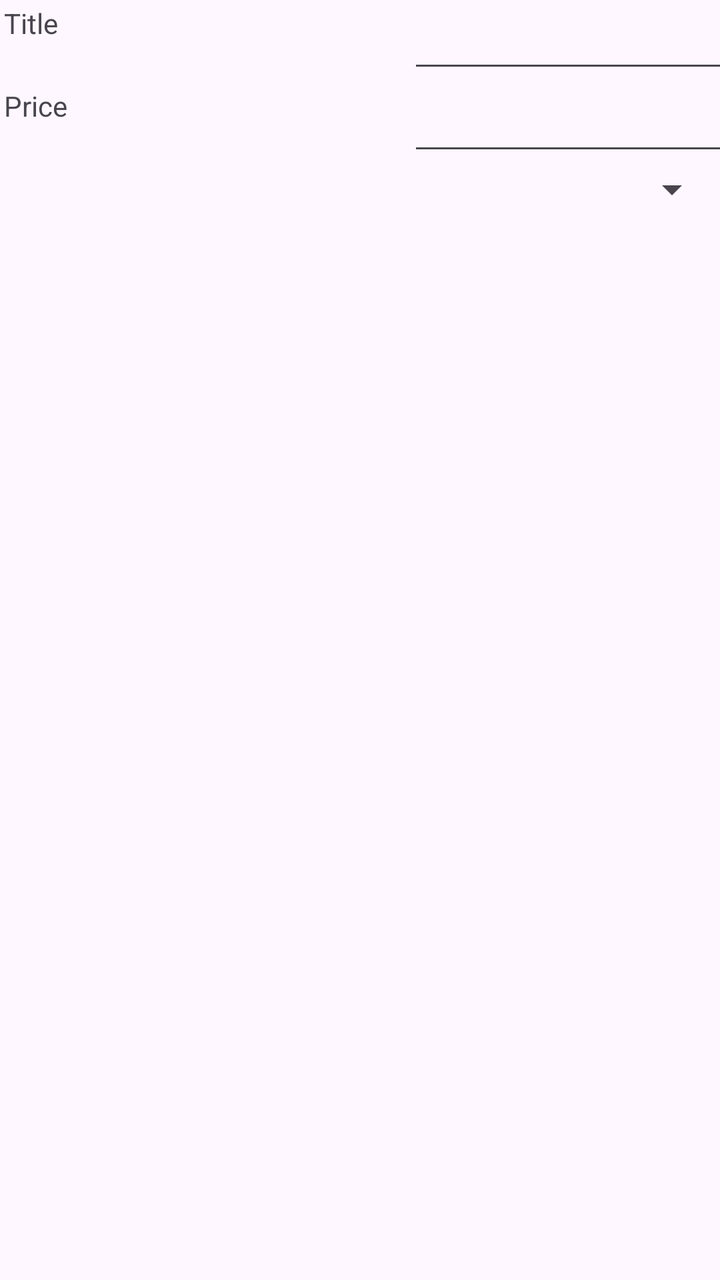
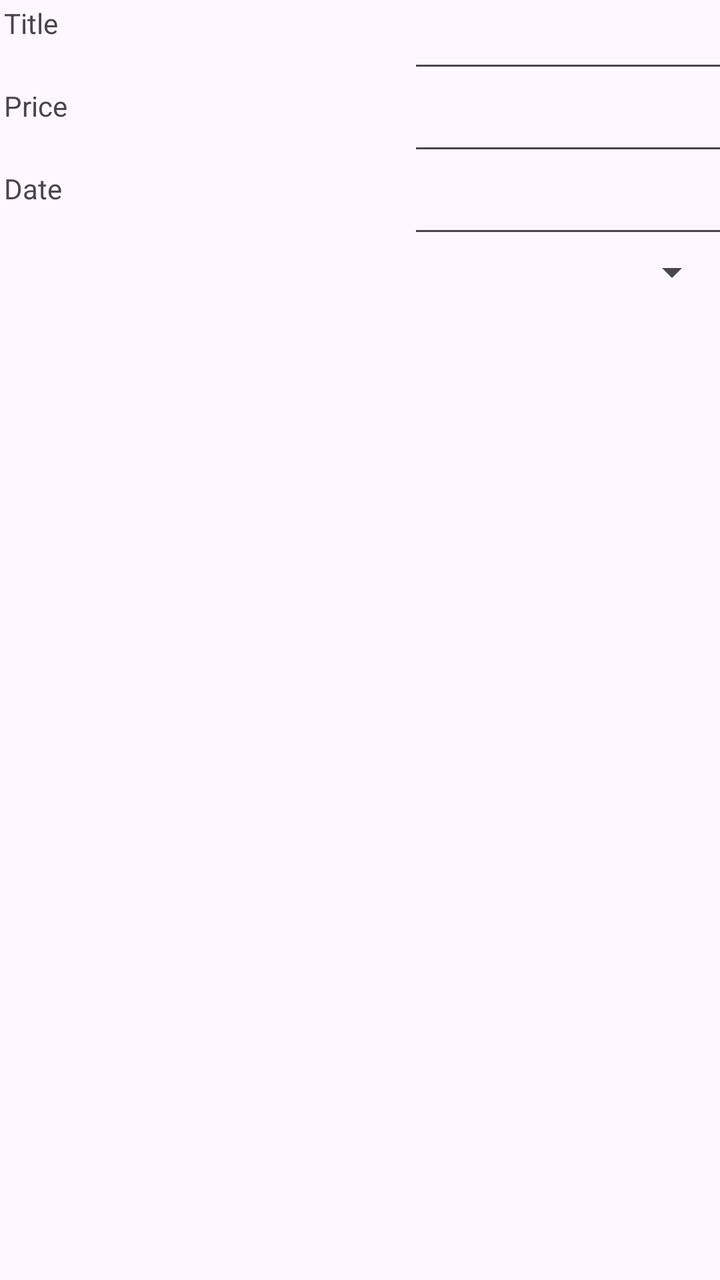

Compare the two renders of this Android layout. The source of the first and the diff that turns it into the second are given below.
<!-- AndroidManifest.xml: application theme Theme.D308_PA -->
<!-- res/layout/activity_excursion_details.xml -->
<?xml version="1.0" encoding="utf-8"?>
<androidx.constraintlayout.widget.ConstraintLayout xmlns:android="http://schemas.android.com/apk/res/android"
    xmlns:app="http://schemas.android.com/apk/res-auto"
    xmlns:tools="http://schemas.android.com/tools"
    android:id="@+id/main"
    android:layout_width="match_parent"
    android:layout_height="match_parent"
    tools:context=".UI.ExcursionDetails">
    <androidx.appcompat.widget.LinearLayoutCompat
        android:layout_width="match_parent"
        android:layout_height="match_parent"
        android:orientation="vertical"
        tools:layout_editor_absoluteX="-64dp"
        tools:layout_editor_absoluteY="46dp">

        <androidx.appcompat.widget.LinearLayoutCompat
            android:layout_width="wrap_content"
            android:layout_height="wrap_content"
            android:orientation="horizontal">

            <TextView
                android:layout_margin="2dp"
                android:layout_width="200dp"
                android:layout_height="match_parent"
                android:text="Title"/>
            <EditText
                android:layout_width="200dp"
                android:layout_height="match_parent"
                android:id="@+id/excursionTitle"/>
        </androidx.appcompat.widget.LinearLayoutCompat>

        <androidx.appcompat.widget.LinearLayoutCompat
            android:layout_width="wrap_content"
            android:layout_height="wrap_content"
            android:orientation="horizontal">

            <TextView
                android:layout_margin="2dp"
                android:layout_width="200dp"
                android:layout_height="match_parent"
                android:text="Price"/>
            <EditText
                android:layout_width="200dp"
                android:layout_height="match_parent"
                android:id="@+id/excursionPrice"/>
        </androidx.appcompat.widget.LinearLayoutCompat>
        <Spinner
            android:id="@+id/spinner"
            android:layout_width="match_parent"
            android:layout_height="wrap_content" />

    </androidx.appcompat.widget.LinearLayoutCompat>

</androidx.constraintlayout.widget.ConstraintLayout>
<!-- resources referenced by this layout -->
<resources>
  <style name="Theme.D308_PA" parent="Base.Theme.D308_PA" />
  <style name="Base.Theme.D308_PA" parent="Theme.Material3.DayNight">
          
          
      </style>
</resources>

<!-- the commit's change to res/layout/activity_excursion_details.xml (unified diff, before → after) -->
@@ -44,6 +44,20 @@
                 android:layout_height="match_parent"
                 android:id="@+id/excursionPrice"/>
         </androidx.appcompat.widget.LinearLayoutCompat>
+        <androidx.appcompat.widget.LinearLayoutCompat
+            android:layout_width="match_parent"
+            android:layout_height="wrap_content"
+            android:orientation="horizontal">
+            <TextView
+                android:layout_margin="2dp"
+                android:layout_width="200dp"
+                android:layout_height="match_parent"
+                android:text="Date"/>
+            <EditText
+                android:layout_width="200dp"
+                android:layout_height="match_parent"
+                android:id="@+id/excursiondate"/>
+        </androidx.appcompat.widget.LinearLayoutCompat>
         <Spinner
             android:id="@+id/spinner"
             android:layout_width="match_parent"
